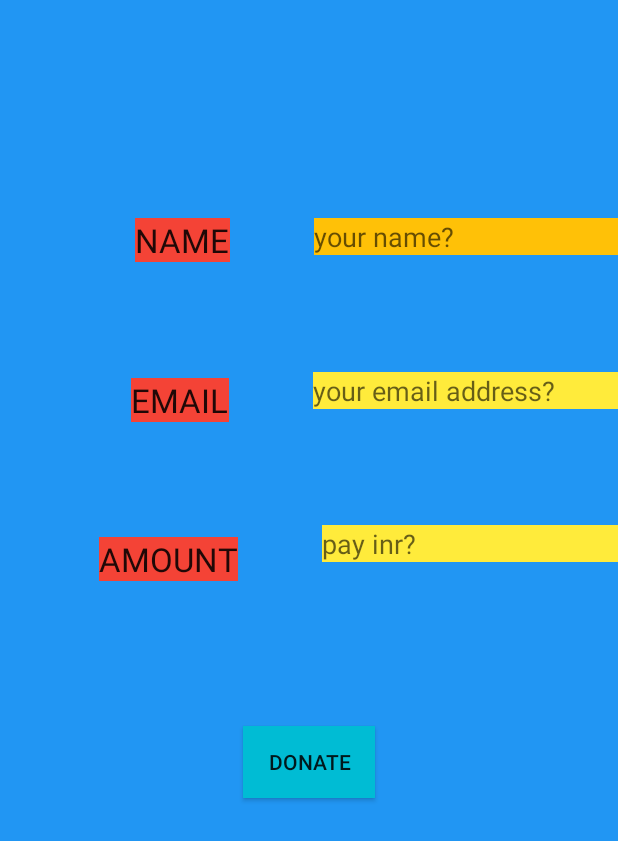
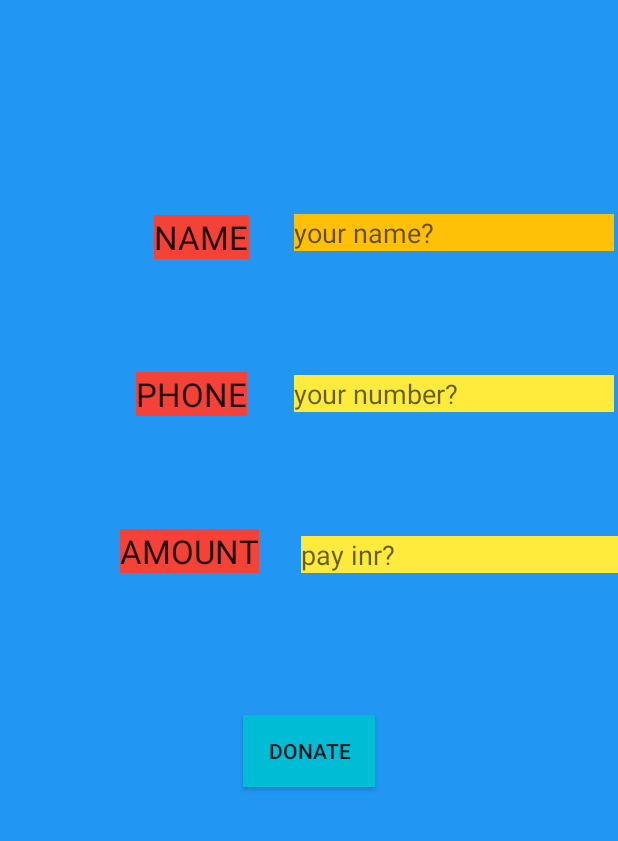
Before and after one commit to SaiThanoj/No-Hunger, an Android app: the layout moneydonation.xml on its own in the app's theme, with its tools: preview values and no code run, on a phone screen of 412 x 824 dp. Shown: the top 841 px of the screen. Run offline under Robolectric (Android 15) with nearby library versions, the phone set to English and light mode, and no system bars.

Commit message:
added phone instead of email

```diff
--- a/app/src/main/res/layout/moneydonation.xml
+++ b/app/src/main/res/layout/moneydonation.xml
@@ -7,55 +7,37 @@
     android:background="#2196F3">
 
     <Button
-        android:id="@+id/button"
+        android:id="@+id/paybutton"
         android:layout_width="wrap_content"
         android:layout_height="wrap_content"
         android:layout_marginStart="162dp"
         android:layout_marginLeft="162dp"
         android:layout_marginEnd="162dp"
         android:layout_marginRight="162dp"
-        android:layout_marginBottom="292dp"
+        android:layout_marginBottom="284dp"
         android:background="#00BCD4"
         android:onClick="donate"
         android:text="DONATE"
         app:layout_constraintBottom_toBottomOf="parent"
         app:layout_constraintEnd_toEndOf="parent"
         app:layout_constraintHorizontal_bias="0.0"
-        app:layout_constraintStart_toStartOf="parent" />
+        app:layout_constraintStart_toStartOf="parent"
+        app:layout_constraintTop_toBottomOf="@+id/textView7" />
 
     <EditText
         android:id="@+id/donatename"
         android:layout_width="wrap_content"
         android:layout_height="wrap_content"
-        android:layout_marginStart="28dp"
-        android:layout_marginLeft="28dp"
-        android:layout_marginTop="128dp"
+        android:layout_marginTop="120dp"
         android:layout_marginBottom="30dp"
         android:background="#FFC107"
         android:ems="10"
         android:hint="your name?"
         android:inputType="textPersonName"
-        app:layout_constraintBottom_toTopOf="@+id/donatemail"
+        app:layout_constraintBottom_toTopOf="@+id/donatephone"
         app:layout_constraintEnd_toEndOf="parent"
         app:layout_constraintStart_toEndOf="@+id/textView5"
         app:layout_constraintTop_toTopOf="parent" />
-
-    <EditText
-        android:id="@+id/donatemail"
-        android:layout_width="wrap_content"
-        android:layout_height="wrap_content"
-        android:layout_marginStart="28dp"
-        android:layout_marginLeft="28dp"
-        android:layout_marginTop="30dp"
-        android:layout_marginBottom="30dp"
-        android:background="#FFEB3B"
-        android:ems="10"
-        android:hint="your email address?"
-        android:inputType="numberPassword"
-        app:layout_constraintBottom_toTopOf="@+id/donatepay"
-        app:layout_constraintEnd_toEndOf="parent"
-        app:layout_constraintStart_toEndOf="@+id/textView6"
-        app:layout_constraintTop_toBottomOf="@+id/donatename" />
 
     <TextView
         android:id="@+id/textView5"
@@ -79,17 +61,17 @@
         android:id="@+id/textView6"
         android:layout_width="wrap_content"
         android:layout_height="wrap_content"
-        android:layout_marginStart="97dp"
-        android:layout_marginLeft="97dp"
+        android:layout_marginStart="88dp"
+        android:layout_marginLeft="88dp"
         android:layout_marginTop="30dp"
         android:layout_marginEnd="28dp"
         android:layout_marginRight="28dp"
         android:layout_marginBottom="30dp"
         android:background="#F44336"
-        android:text="EMAIL"
+        android:text="PHONE"
         android:textAppearance="@style/TextAppearance.AppCompat.Large"
         app:layout_constraintBottom_toTopOf="@+id/textView7"
-        app:layout_constraintEnd_toStartOf="@+id/donatemail"
+        app:layout_constraintEnd_toStartOf="@+id/donatephone"
         app:layout_constraintStart_toStartOf="parent"
         app:layout_constraintTop_toBottomOf="@+id/textView5" />
 
@@ -106,7 +88,7 @@
         android:background="#F44336"
         android:text="AMOUNT"
         android:textAppearance="@style/TextAppearance.AppCompat.Large"
-        app:layout_constraintBottom_toTopOf="@+id/button"
+        app:layout_constraintBottom_toTopOf="@+id/paybutton"
         app:layout_constraintEnd_toStartOf="@+id/donatepay"
         app:layout_constraintStart_toStartOf="parent"
         app:layout_constraintTop_toBottomOf="@+id/textView6" />
@@ -115,17 +97,31 @@
         android:id="@+id/donatepay"
         android:layout_width="wrap_content"
         android:layout_height="wrap_content"
-        android:layout_marginStart="28dp"
-        android:layout_marginLeft="28dp"
         android:layout_marginTop="30dp"
-        android:layout_marginBottom="92dp"
+        android:layout_marginBottom="72dp"
         android:background="#FFEB3B"
         android:ems="10"
         android:hint="pay inr?"
         android:inputType="textPersonName"
-        app:layout_constraintBottom_toTopOf="@+id/button"
+        app:layout_constraintBottom_toTopOf="@+id/paybutton"
         app:layout_constraintEnd_toEndOf="parent"
         app:layout_constraintStart_toEndOf="@+id/textView7"
-        app:layout_constraintTop_toBottomOf="@+id/donatemail" />
+        app:layout_constraintTop_toBottomOf="@+id/donatephone" />
+
+    <EditText
+        android:id="@+id/donatephone"
+        android:layout_width="wrap_content"
+        android:layout_height="wrap_content"
+        android:layout_marginTop="30dp"
+        android:layout_marginBottom="30dp"
+        android:background="#FFEB3B"
+        android:ems="10"
+        android:hint="your number?"
+        android:inputType="phone"
+        app:layout_constraintBottom_toTopOf="@+id/donatepay"
+        app:layout_constraintEnd_toEndOf="parent"
+        app:layout_constraintStart_toEndOf="@+id/textView6"
+        app:layout_constraintTop_toBottomOf="@+id/donatename"
+        app:layout_constraintVertical_bias="0.442" />
 
 </androidx.constraintlayout.widget.ConstraintLayout>
```
